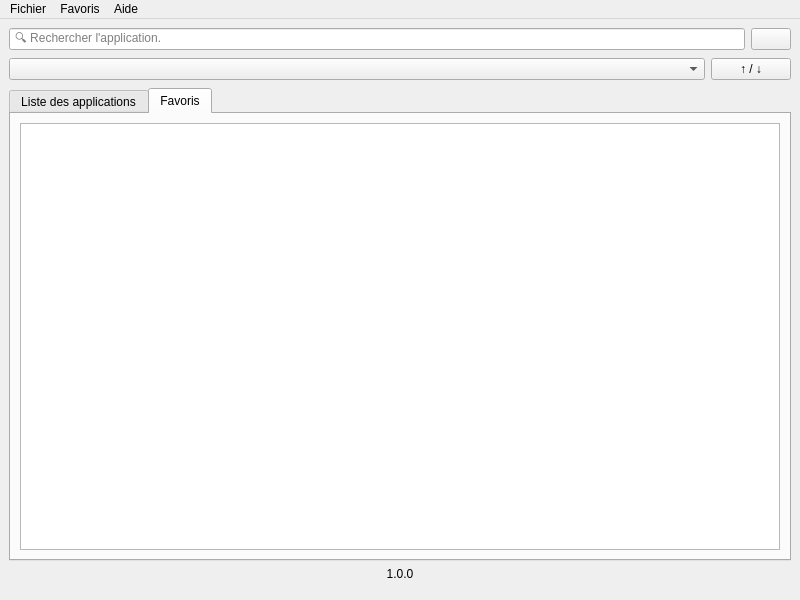
First picture: the form in mainwindow.ui, repository SPSLTIC/app-directory, before the edit.
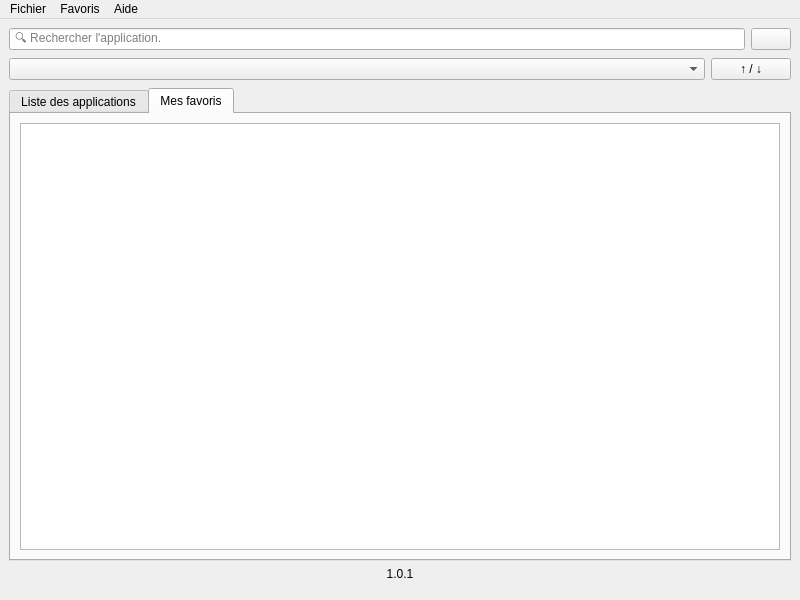
Second picture: the form after the edit. The open tabs and pages were chosen to show the change. Icons and pictures are not drawn.

```diff
--- a/mainwindow.ui
+++ b/mainwindow.ui
@@ -155,7 +155,7 @@
       </widget>
       <widget class="QWidget" name="tab_2">
        <attribute name="title">
-        <string>Favoris</string>
+        <string>Mes favoris</string>
        </attribute>
        <layout class="QGridLayout" name="gridLayout_2">
         <item row="0" column="0">
@@ -168,7 +168,7 @@
     <item>
      <widget class="QLabel" name="label">
       <property name="text">
-       <string>1.0.0</string>
+       <string>1.0.1</string>
       </property>
       <property name="alignment">
        <set>Qt::AlignmentFlag::AlignCenter</set>
```
Left out of the diff: 2 changed lines with no effect on the pictures.
